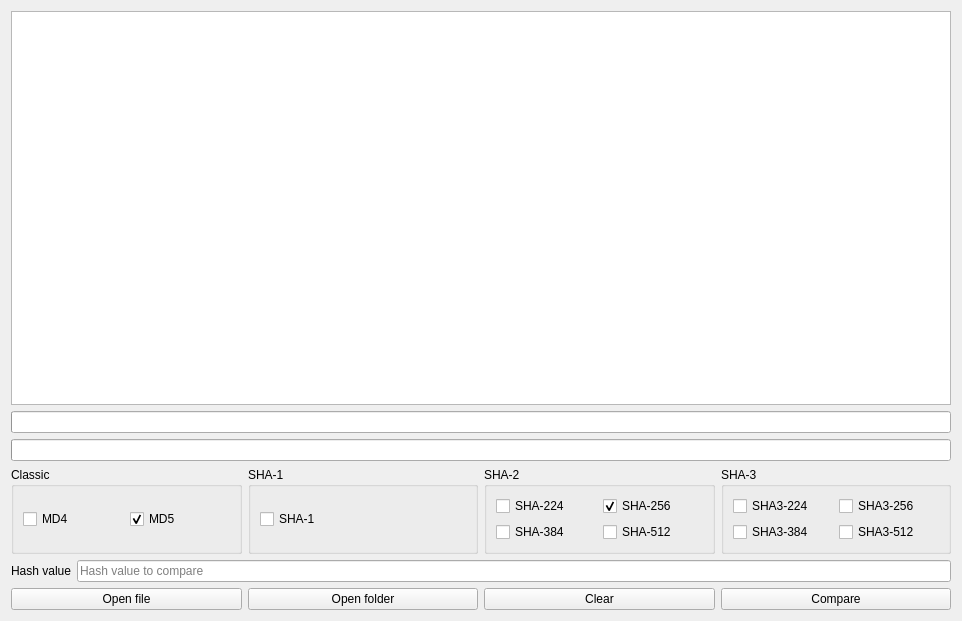
Qt-Widgets/hash-calculator, file widget.ui: the form before one commit.
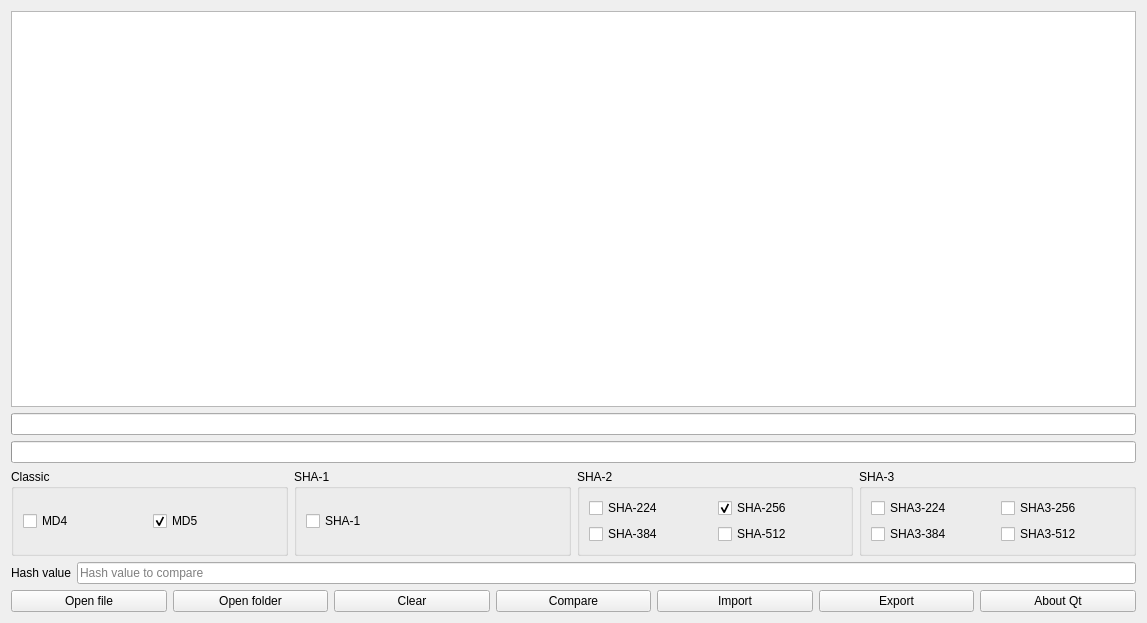
The form after the commit.

What changed in the file:
```diff
--- a/widget.ui
+++ b/widget.ui
@@ -6,8 +6,8 @@
    <rect>
     <x>0</x>
     <y>0</y>
-    <width>962</width>
-    <height>621</height>
+    <width>1147</width>
+    <height>623</height>
    </rect>
   </property>
   <property name="acceptDrops">
@@ -227,6 +227,27 @@
        </property>
       </widget>
      </item>
+     <item>
+      <widget class="QPushButton" name="pushButton_import">
+       <property name="text">
+        <string>Import</string>
+       </property>
+      </widget>
+     </item>
+     <item>
+      <widget class="QPushButton" name="pushButton_export">
+       <property name="text">
+        <string>Export</string>
+       </property>
+      </widget>
+     </item>
+     <item>
+      <widget class="QPushButton" name="pushButton_about_qt">
+       <property name="text">
+        <string>About Qt</string>
+       </property>
+      </widget>
+     </item>
     </layout>
    </item>
   </layout>
```
